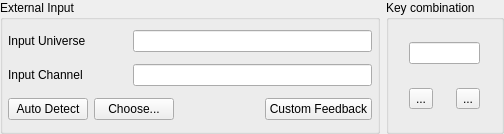
yestalgia/qlcplus, file ui/src/inputselectionwidget.ui: the form before one commit.
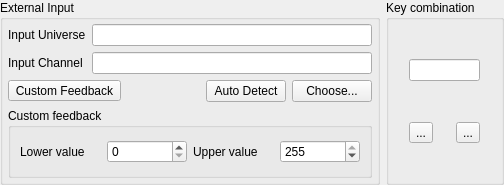
The form after the commit. Icons and pictures are not drawn.

Patch:
```diff
--- a/ui/src/inputselectionwidget.ui
+++ b/ui/src/inputselectionwidget.ui
@@ -26,7 +26,7 @@
     <x>0</x>
     <y>0</y>
     <width>504</width>
-    <height>134</height>
+    <height>185</height>
    </rect>
   </property>
   <property name="windowTitle">
@@ -149,7 +149,73 @@
       <property name="bottomMargin">
        <number>4</number>
       </property>
-      <item row="1" column="1" colspan="2">
+      <item row="0" column="0">
+       <widget class="QLabel" name="label_4">
+        <property name="text">
+         <string>Input Universe</string>
+        </property>
+       </widget>
+      </item>
+      <item row="0" column="1" colspan="4">
+       <widget class="QLineEdit" name="m_inputUniverseEdit">
+        <property name="toolTip">
+         <string>The input universe that sends data to this widget</string>
+        </property>
+        <property name="readOnly">
+         <bool>true</bool>
+        </property>
+       </widget>
+      </item>
+      <item row="4" column="0" colspan="5">
+       <widget class="QGroupBox" name="m_feedbackGroup">
+        <property name="title">
+         <string>Custom feedback</string>
+        </property>
+        <layout class="QGridLayout" name="gridLayout_3">
+         <property name="topMargin">
+          <number>3</number>
+         </property>
+         <property name="bottomMargin">
+          <number>3</number>
+         </property>
+         <item row="0" column="0">
+          <widget class="QLabel" name="label">
+           <property name="text">
+            <string>Lower value</string>
+           </property>
+          </widget>
+         </item>
+         <item row="0" column="3">
+          <widget class="QSpinBox" name="m_upperSpin">
+           <property name="minimum">
+            <number>0</number>
+           </property>
+           <property name="maximum">
+            <number>255</number>
+           </property>
+           <property name="value">
+            <number>255</number>
+           </property>
+          </widget>
+         </item>
+         <item row="0" column="1">
+          <widget class="QSpinBox" name="m_lowerSpin">
+           <property name="maximum">
+            <number>255</number>
+           </property>
+          </widget>
+         </item>
+         <item row="0" column="2">
+          <widget class="QLabel" name="label_2">
+           <property name="text">
+            <string>Upper value</string>
+           </property>
+          </widget>
+         </item>
+        </layout>
+       </widget>
+      </item>
+      <item row="1" column="1" colspan="4">
        <widget class="QLineEdit" name="m_inputChannelEdit">
         <property name="toolTip">
          <string>The particular input channel within the input universe that sends data to this widget</string>
@@ -166,15 +232,31 @@
         </property>
        </widget>
       </item>
-      <item row="0" column="0">
-       <widget class="QLabel" name="label_4">
-        <property name="text">
-         <string>Input Universe</string>
-        </property>
-       </widget>
-      </item>
-      <item row="2" column="0" colspan="3">
+      <item row="2" column="0" colspan="5">
        <layout class="QHBoxLayout" name="horizontalLayout">
+        <item>
+         <widget class="QToolButton" name="m_customFbButton">
+          <property name="text">
+           <string>Custom Feedback</string>
+          </property>
+          <property name="checkable">
+           <bool>true</bool>
+          </property>
+         </widget>
+        </item>
+        <item>
+         <spacer name="horizontalSpacer">
+          <property name="orientation">
+           <enum>Qt::Horizontal</enum>
+          </property>
+          <property name="sizeHint" stdset="0">
+           <size>
+            <width>40</width>
+            <height>20</height>
+           </size>
+          </property>
+         </spacer>
+        </item>
         <item>
          <widget class="QPushButton" name="m_autoDetectInputButton">
           <property name="toolTip">
@@ -210,38 +292,8 @@
           </property>
          </widget>
         </item>
-        <item>
-         <spacer name="horizontalSpacer">
-          <property name="orientation">
-           <enum>Qt::Horizontal</enum>
-          </property>
-          <property name="sizeHint" stdset="0">
-           <size>
-            <width>40</width>
-            <height>20</height>
-           </size>
-          </property>
-         </spacer>
-        </item>
-        <item>
-         <widget class="QPushButton" name="m_customFbButton">
-          <property name="text">
-           <string>Custom Feedback</string>
-          </property>
-         </widget>
-        </item>
        </layout>
       </item>
-      <item row="0" column="1" colspan="2">
-       <widget class="QLineEdit" name="m_inputUniverseEdit">
-        <property name="toolTip">
-         <string>The input universe that sends data to this widget</string>
-        </property>
-        <property name="readOnly">
-         <bool>true</bool>
-        </property>
-       </widget>
-      </item>
      </layout>
     </widget>
    </item>
```
Left out of the diff: 4 changed lines with no effect on the pictures.
